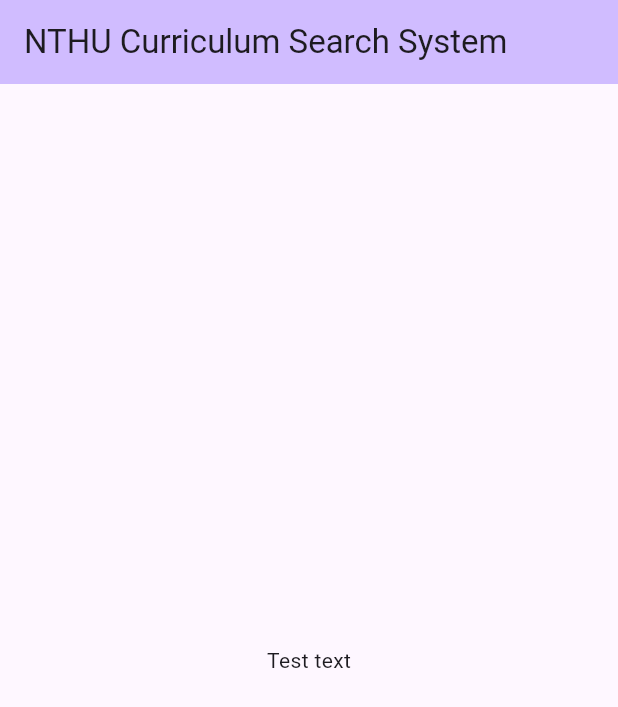
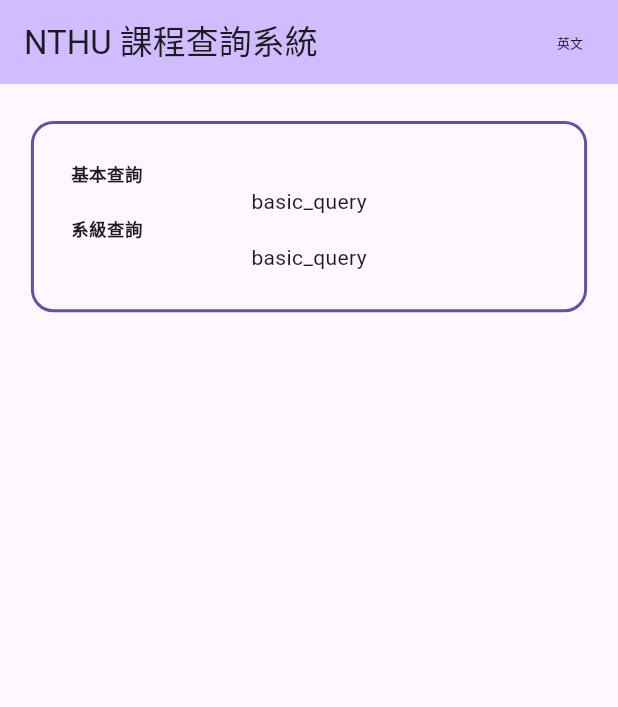
Before and after one commit to NTHU-CLL/NTHU-Curriculum-System, a Flutter app: the screen it shows after launch, on a phone screen of 412 x 824 dp. Shown: the top 707 px of the screen. Run offline on Flutter 3.47's test engine with Material 3 defaults, Android fonts, the phone set to English and light mode, and no system bars; our stand-ins replace easy_localization, responsive_sizer.

Commit message:
v240330_2217

```diff
--- a/app/assets/translations/en-US.json
+++ b/app/assets/translations/en-US.json
@@ -1,3 +1,8 @@
 {
-  "title" : "NTHU Curriculum Search System"
+  "title": "NTHU Curriculum Search System",
+  "lang_en": "English",
+  "lang_zh": "Chinese",
+  "basic_query": "Basic Query",
+  "department_query": "Departmental Query",
+  "advanced_query": "Advanced Query"
 }
--- a/app/assets/translations/zh-TW.json
+++ b/app/assets/translations/zh-TW.json
@@ -1,3 +1,8 @@
 {
-  "title" : "NTHU 課程查詢系統"
+  "title": "NTHU 課程查詢系統",
+  "lang_en": "英文",
+  "lang_zh": "中文",
+  "basic_query": "基本查詢",
+  "department_query": "系級查詢",
+  "advanced_query": "進階查詢"
 }
--- a/app/lib/config.dart
+++ /dev/null
@@ -1 +0,0 @@
-String titleName = "NTHU Curriculum 課程系統";
--- a/app/lib/home.dart
+++ b/app/lib/home.dart
@@ -1,4 +1,6 @@
+import 'material.dart';
 import 'package:flutter/material.dart';
+import 'package:responsive_sizer/responsive_sizer.dart';
 import 'package:easy_localization/easy_localization.dart';
 
 class HomePage extends StatefulWidget {
@@ -11,12 +13,58 @@
 class _MyHomePageState extends State<HomePage> {
   @override
   Widget build(BuildContext context) {
+    bool isMobile = Device.screenType == ScreenType.mobile;
+    bool isEnglish = context.locale == const Locale('en', 'US');
     return Scaffold(
       appBar: AppBar(
         backgroundColor: Theme.of(context).colorScheme.inversePrimary,
         title: const Text('title').tr(),
+        actions: [
+          TextButton(
+            onPressed: () {
+              context.setLocale(isEnglish ? const Locale('zh', 'TW') : const Locale('en', 'US'));
+            },
+            child: Text(
+              isEnglish ? tr('lang_zh') : tr('lang_en'),
+              style: TextStyle(
+                color: Colors.black,
+                fontSize: 12.sp,
+              ),
+            ),
+          ),
+        ],
       ),
-      body: const Center(child: Text('Test text')),
+      body: SingleChildScrollView(
+        child: Container(
+          margin: EdgeInsets.symmetric(vertical: 3.h, horizontal: isMobile ? 5.w : 20.w),
+          child: Column(
+            children: [
+              Container(
+                padding: EdgeInsets.all(3.h),
+                decoration: BoxDecoration(
+                  borderRadius: BorderRadius.circular(15),
+                  border: Border.all(
+                    color: Theme.of(context).colorScheme.primary,
+                    width: 2,
+                  ),
+                ),
+                child: Column(
+                  children: [
+                    titleContent(
+                      tr('basic_query'),
+                      const Text("basic_query"),
+                    ),
+                    titleContent(
+                      tr('department_query'),
+                      const Text("basic_query"),
+                    ),
+                  ],
+                ),
+              )
+            ],
+          ),
+        ),
+      ),
     );
   }
 }
--- a/app/lib/main.dart
+++ b/app/lib/main.dart
@@ -1,6 +1,6 @@
 import 'home.dart';
-import 'config.dart';
 import 'package:flutter/material.dart';
+import 'package:responsive_sizer/responsive_sizer.dart';
 import 'package:easy_localization/easy_localization.dart';
 
 Future<void> main() async {
@@ -14,7 +14,7 @@
         Locale('zh', 'TW'),
       ],
       path: 'assets/translations',
-      fallbackLocale: const Locale('en', 'US'),
+      startLocale: const Locale('zh', 'TW'),
       child: const MyApp(),
     ),
   );
@@ -25,13 +25,18 @@
 
   @override
   Widget build(BuildContext context) {
+    return ResponsiveSizer(
+      maxMobileWidth: 900,
+      builder: (context, orientation, screenType) {
         return MaterialApp(
-      title: titleName,
+          title: "NTHU Curriculum 課程系統",
           debugShowCheckedModeBanner: false,
           localizationsDelegates: context.localizationDelegates,
           supportedLocales: context.supportedLocales,
           locale: context.locale,
           home: const HomePage(),
         );
+      },
+    );
   }
 }
--- /dev/null
+++ b/app/lib/material.dart
@@ -0,0 +1,11 @@
+import 'package:flutter/material.dart';
+import 'package:responsive_sizer/responsive_sizer.dart';
+
+Widget titleContent(String title, Widget content) {
+  return Column(
+    children: [
+      Row(children: [Text(title, style: TextStyle(fontSize: 14.sp, fontWeight: FontWeight.bold))]),
+      content,
+    ],
+  );
+}
--- a/app/pubspec.yaml
+++ b/app/pubspec.yaml
@@ -16,6 +16,7 @@
     sdk: flutter
   intl: any
   easy_localization: ^3.0.5
+  responsive_sizer: ^3.3.1
 
 dev_dependencies:
   flutter_test:
```
Also changed, not shown: app/pubspec.lock. Lines whose indentation alone changed are shown as unchanged.
